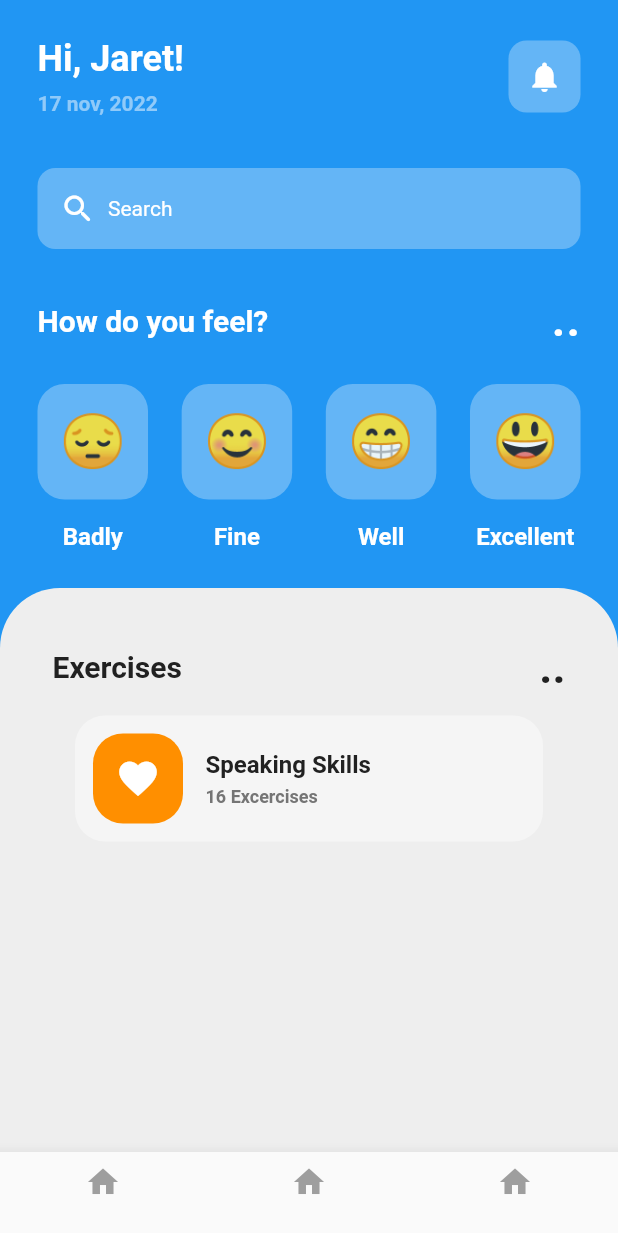
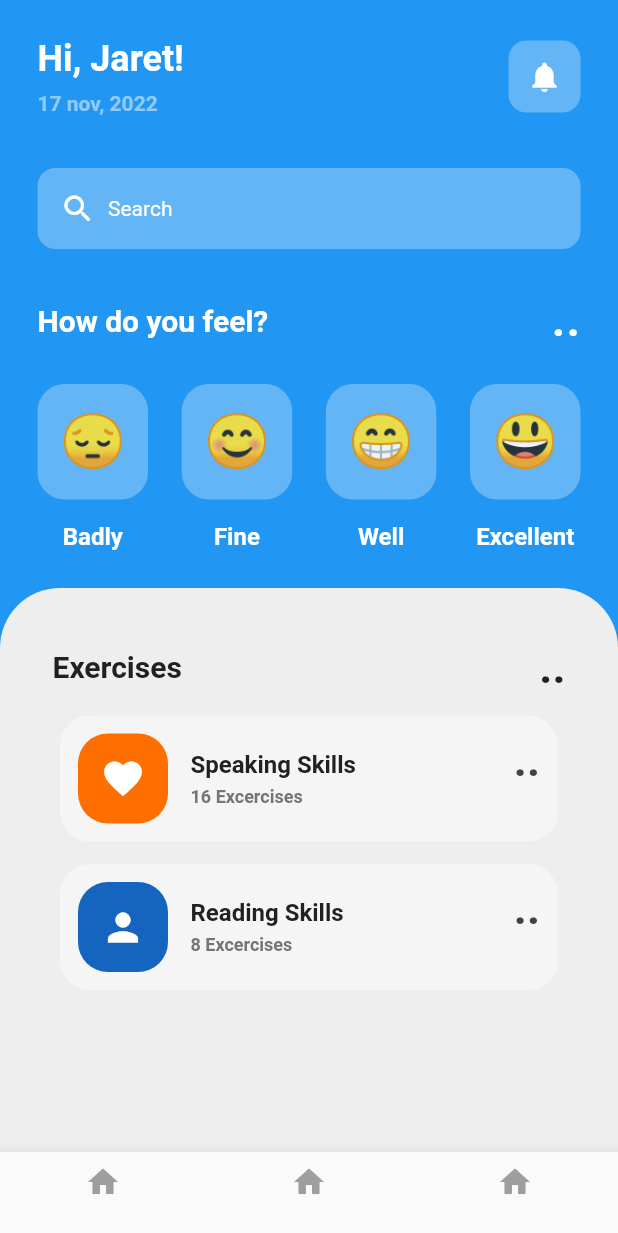
Before and after one commit to LunarioTK/MentalHealthApp, a Flutter app: the screen it shows after launch, on a phone screen of 412 x 824 dp. Shown: the top 1233 px of the screen. Run offline on Flutter 3.47's test engine with Material 2 defaults, Android fonts, the phone set to English and light mode, and no system bars.

Commit message:
Adicionado as caixas de exercicios

```diff
--- a/lib/pages/home.dart
+++ b/lib/pages/home.dart
@@ -1,5 +1,6 @@
 import 'package:flutter/material.dart';
 import 'package:mentalhealthapp/utils/emoji.dart';
+import 'package:mentalhealthapp/utils/skills_box.dart';
 
 class HomePage extends StatefulWidget {
   const HomePage({super.key});
@@ -246,62 +247,23 @@ class _HomePageState extends State<HomePage> {
                         ),
                       ),
 
+                      const SizedBox(height: 15),
+
                       //Speaking Skills
+                      SkillBox(
+                          icon: Icons.favorite,
+                          iconColor: Colors.amber.shade900,
+                          boxTitle: 'Speaking Skills',
+                          execercisoNum: 16),
+
                       const SizedBox(height: 15),
-                      Padding(
-                        padding: const EdgeInsets.symmetric(horizontal: 50.0),
-                        child: Column(
-                          children: [
-                            Container(
-                              padding: const EdgeInsets.all(12),
-                              decoration: BoxDecoration(
-                                color: Colors.grey[100],
-                                borderRadius: BorderRadius.circular(20),
-                              ),
-                              child: Row(
-                                children: [
-                                  Container(
-                                    padding: const EdgeInsets.all(15),
-                                    decoration: BoxDecoration(
-                                        color: Colors.amber[800],
-                                        borderRadius:
-                                            BorderRadius.circular(20)),
-                                    child: const Icon(
-                                      Icons.favorite,
-                                      color: Colors.white,
-                                      size: 30,
-                                    ),
-                                  ),
-                                  const SizedBox(width: 15),
-                                  Column(
-                                    crossAxisAlignment:
-                                        CrossAxisAlignment.start,
-                                    children: [
-                                      Text(
-                                        'Speaking Skills',
-                                        style: TextStyle(
-                                          color: Colors.grey[900],
-                                          fontWeight: FontWeight.bold,
-                                          fontSize: 16,
-                                        ),
-                                      ),
-                                      const SizedBox(height: 5),
-                                      Text(
-                                        '16 Excercises',
-                                        style: TextStyle(
-                                          color: Colors.grey[600],
-                                          fontWeight: FontWeight.bold,
-                                          fontSize: 12,
-                                        ),
-                                      ),
-                                    ],
-                                  ),
-                                ],
-                              ),
-                            )
-                          ],
-                        ),
-                      )
+
+                      //Reading Skills
+                      SkillBox(
+                          icon: Icons.person,
+                          iconColor: Colors.blue.shade800,
+                          boxTitle: 'Reading Skills',
+                          execercisoNum: 8),
                     ],
                   ),
                 ),
--- /dev/null
+++ b/lib/utils/skills_box.dart
@@ -0,0 +1,87 @@
+import 'package:flutter/material.dart';
+
+class SkillBox extends StatelessWidget {
+  final icon;
+  final Color iconColor;
+  final String boxTitle;
+  final int execercisoNum;
+  const SkillBox(
+      {super.key,
+      required this.icon,
+      required this.iconColor,
+      required this.boxTitle,
+      required this.execercisoNum});
+
+  @override
+  Widget build(BuildContext context) {
+    return Padding(
+      padding: const EdgeInsets.symmetric(horizontal: 40.0),
+      child: Column(
+        children: [
+          Container(
+            padding: const EdgeInsets.all(12),
+            decoration: BoxDecoration(
+              color: Colors.grey[100],
+              borderRadius: BorderRadius.circular(20),
+            ),
+            child: Row(
+              mainAxisAlignment: MainAxisAlignment.spaceBetween,
+              crossAxisAlignment: CrossAxisAlignment.start,
+              children: [
+                //Icon da box
+                Row(
+                  children: [
+                    Container(
+                      padding: const EdgeInsets.all(15),
+                      decoration: BoxDecoration(
+                          color: iconColor,
+                          borderRadius: BorderRadius.circular(20)),
+                      child: Icon(
+                        icon,
+                        color: Colors.white,
+                        size: 30,
+                      ),
+                    ),
+                    const SizedBox(width: 15),
+
+                    //Titulo e subtitulo
+                    Column(
+                      crossAxisAlignment: CrossAxisAlignment.start,
+                      children: [
+                        Text(
+                          boxTitle,
+                          style: TextStyle(
+                            color: Colors.grey[900],
+                            fontWeight: FontWeight.bold,
+                            fontSize: 16,
+                          ),
+                        ),
+                        const SizedBox(height: 5),
+                        Text(
+                          execercisoNum.toString() + ' Excercises',
+                          style: TextStyle(
+                            color: Colors.grey[600],
+                            fontWeight: FontWeight.bold,
+                            fontSize: 12,
+                          ),
+                        ),
+                      ],
+                    ),
+                  ],
+                ),
+                Text(
+                  '..',
+                  style: TextStyle(
+                    color: Colors.grey[800],
+                    fontWeight: FontWeight.bold,
+                    fontSize: 30,
+                  ),
+                ),
+              ],
+            ),
+          ),
+        ],
+      ),
+    );
+  }
+}
```
